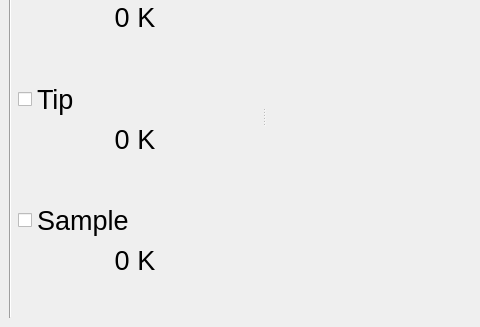
This is gui/temperature_monitor/ui_temperature_monitor.ui in projecthira/qudi-hira as Qt 5 draws it before an edit; both pictures show x 0 to 480 and y 143 to 470 of the 667 by 470 pixel window. The edited form follows.
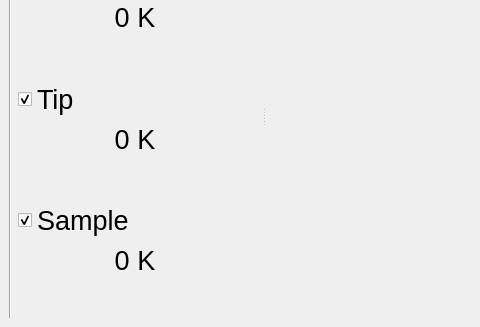
This is the edited form. Icons and pictures are not drawn.

The edit to the form file:
```diff
--- a/gui/temperature_monitor/ui_temperature_monitor.ui
+++ b/gui/temperature_monitor/ui_temperature_monitor.ui
@@ -38,6 +38,9 @@
       <property name="text">
        <string>Tip</string>
       </property>
+      <property name="checked">
+       <bool>true</bool>
+      </property>
      </widget>
     </item>
     <item row="4" column="1">
@@ -108,6 +111,9 @@
       <property name="text">
        <string>Sample</string>
       </property>
+      <property name="checked">
+       <bool>true</bool>
+      </property>
      </widget>
     </item>
     <item row="1" column="1">
```
Left out of the diff: 5 changed lines with no effect on the pictures.
